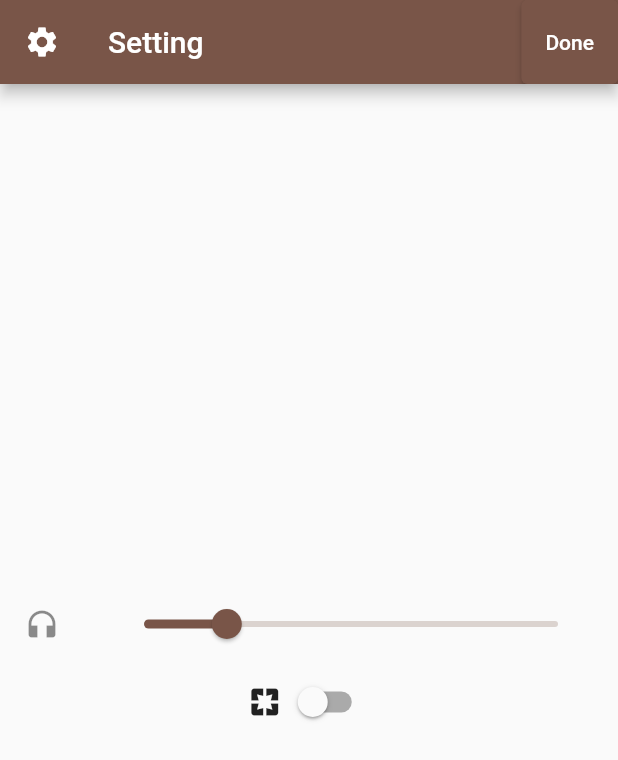
After one commit to richard0220/study-app-flutter, a Flutter app: the SettingPage screen opened directly, on a phone screen of 412 x 824 dp. The commit adds this screen. Shown: the top 760 px of the screen. Run offline on Flutter 3.47's test engine with Material 2 defaults, Android fonts, the phone set to English and light mode, and no system bars; our stand-ins replace cloud_firestore, firebase_auth, firebase_core, firebase_storage, image_cropper, image_picker and 1 more; missing offline and left inert: email_auth; accounts and stored records are empty; network calls fail.

Commit message:
add setting page & reset password

```diff
--- a/lib/detail_pages/profile.dart
+++ b/lib/detail_pages/profile.dart
@@ -148,12 +148,13 @@ class _ProfilePageState extends State<ProfilePage> {
                 builder: (BuildContext context, snapshot) {
                   DocumentSnapshot? documentSnapshot = snapshot.data;
                   return Column(
+                    mainAxisSize: MainAxisSize.min,
                     children: <Widget>[
                       ListTile(
                         title: Text(
                           'Name: ${documentSnapshot!['name']}',
                           style: TextStyle(
-                            color: Colors.white,
+                            color: Colors.brown,
                             fontSize: 20,
                           ),
                         ),
@@ -166,7 +167,7 @@ class _ProfilePageState extends State<ProfilePage> {
                         title: Text(
                           'E-mail: ${documentSnapshot['email']}',
                           style: TextStyle(
-                            color: Colors.white,
+                            color: Colors.brown,
                             fontSize: 20,
                           ),
                         ),
--- /dev/null
+++ b/lib/detail_pages/settingPage.dart
@@ -0,0 +1,65 @@
+import 'package:flutter/material.dart';
+
+class SettingPage extends StatefulWidget {
+  const SettingPage({Key? key}) : super(key: key);
+
+  @override
+  _SettingPageState createState() => _SettingPageState();
+}
+
+class _SettingPageState extends State<SettingPage> {
+  double voice = 20;
+  bool isSwitched = false;
+
+  @override
+  Widget build(BuildContext context) {
+    return Scaffold(
+      appBar: AppBar(
+        leading: Icon(Icons.settings),
+        title: Text('Setting'),
+        actions: [
+          ElevatedButton(
+            onPressed: () {
+              Navigator.pop(context);
+            },
+            child: Text('Done'),
+          ),
+        ],
+      ),
+      body: Container(
+        alignment: Alignment.center,
+        child: Column(
+          mainAxisAlignment: MainAxisAlignment.center,
+          children: [
+            ListTile(
+              leading: Icon(Icons.headphones),
+              title: Slider(
+                value: voice,
+                min: 0,
+                max: 100,
+                onChanged: (newVoice) {
+                  setState(() {
+                    voice = newVoice;
+                  });
+                },
+              ),
+            ),
+            Row(
+              mainAxisAlignment: MainAxisAlignment.center,
+              children: [
+                Icon(Icons.pages),
+                Switch(
+                  value: isSwitched,
+                  activeColor: Colors.brown,
+                  onChanged: (theme) => setState(() {
+                    isSwitched = theme;
+                  }),
+                )
+              ],
+            ),
+          ],
+        ),
+      ),
+    );
+  }
+}
--- a/pubspec.yaml
+++ b/pubspec.yaml
@@ -28,7 +28,6 @@ dependencies:
   # The following adds the Cupertino Icons font to your application.
   # Use with the CupertinoIcons class for iOS style icons.
   cupertino_icons: ^1.0.2
-  http: any
   firebase_auth: ^3.0.0
   cloud_firestore: ^2.4.0
   firebase_storage: ^10.0.1
@@ -38,7 +37,7 @@ dependencies:
   email_auth:
   image_picker: ^0.8.1+3
   image_cropper: ^1.4.1
-  material_floating_search_bar: ^0.2.6
+  material_floating_search_bar: ^0.3.4
 
 dev_dependencies:
   flutter_test:
```
Also changed, not shown: lib/detail_pages/myStudyRoom.dart (+40 -10 lines), lib/firestore/imageSaving.dart (+3 -5 lines), lib/friend_pages/searchFriendPage.dart (+17 -2 lines), lib/main_pages/login.dart (+8 -1 lines), lib/main_pages/myHomePage.dart (+7 -1 lines), pubspec.lock.
